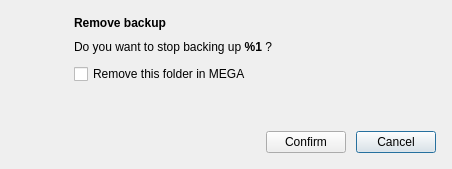
Old version of the form src/MEGASync/gui/linux/RemoveBackupDialog.ui in the repository meganz/MEGAsync.
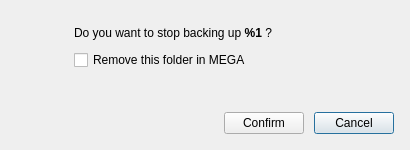
New version of the form. Icons and pictures are not drawn.

Commit message: Adjustments to Add & Remove Backup dialogs

Diff of the .ui file:
```diff
--- a/src/MEGASync/gui/linux/RemoveBackupDialog.ui
+++ b/src/MEGASync/gui/linux/RemoveBackupDialog.ui
@@ -6,8 +6,8 @@
    <rect>
     <x>0</x>
     <y>0</y>
-    <width>452</width>
-    <height>169</height>
+    <width>410</width>
+    <height>150</height>
    </rect>
   </property>
   <property name="windowTitle">
@@ -56,19 +56,6 @@
      </property>
     </widget>
    </item>
-   <item row="0" column="1">
-    <widget class="QLabel" name="label">
-     <property name="font">
-      <font>
-       <weight>75</weight>
-       <bold>true</bold>
-      </font>
-     </property>
-     <property name="text">
-      <string>Remove backup</string>
-     </property>
-    </widget>
-   </item>
    <item row="0" column="0" rowspan="3">
     <widget class="QLabel" name="iconLabel">
      <property name="minimumSize">
```
The commit also changes 7 other files.
